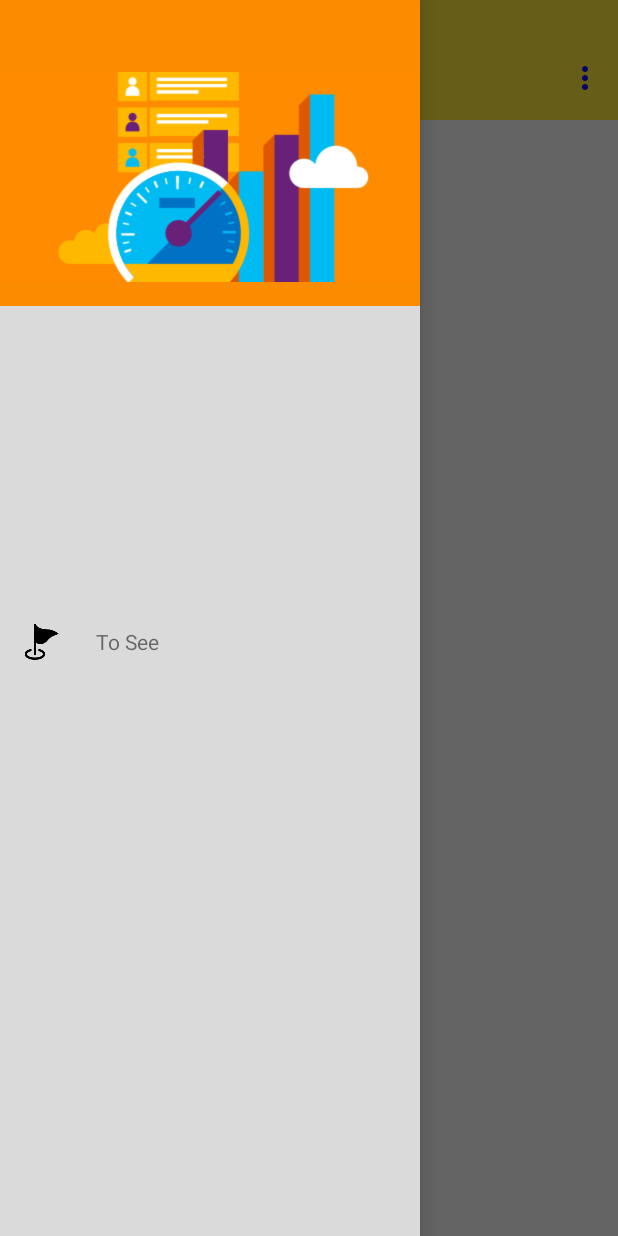
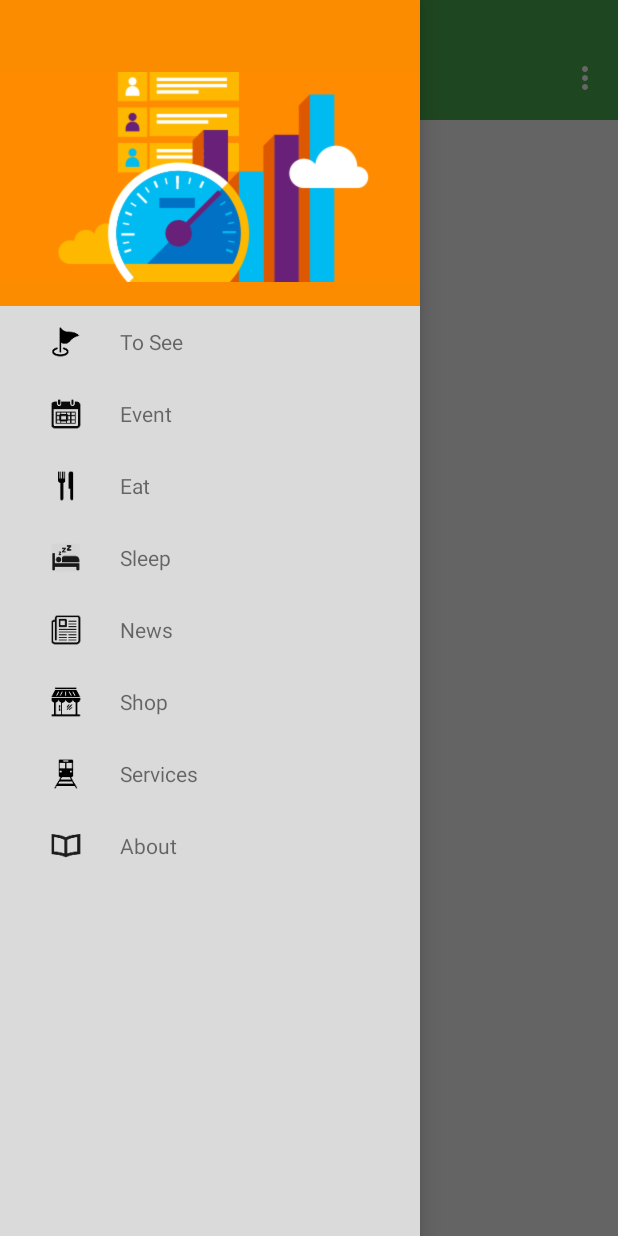
Before and after one commit to ZeroCool-IT/Pandora, an Android app: the screen it shows after launch (HomeActivity), on a phone screen of 412 x 824 dp. Run offline under Robolectric (Android 15) with nearby library versions, the light colour scheme and no system bars.

Commit message:
Improved v11 compatibility, work on material design guidelines. Started to develop listener for drawer RecyclerView

```diff
--- a/app/build.gradle
+++ b/app/build.gradle
@@ -8,8 +8,8 @@ android {
         applicationId "it.zerocool.pandora"
         minSdkVersion 14
         targetSdkVersion 21
-        versionCode 2
-        versionName "0.1a"
+        versionCode 4
+        versionName "0.12a"
     }
     buildTypes {
         release {
--- a/app/src/main/java/it/zerocool/pandora/DrawerAdapter.java
+++ b/app/src/main/java/it/zerocool/pandora/DrawerAdapter.java
@@ -7,6 +7,7 @@ import android.view.View;
 import android.view.ViewGroup;
 import android.widget.ImageView;
 import android.widget.TextView;
+import android.widget.Toast;
 
 import java.util.Collections;
 import java.util.List;
@@ -16,12 +17,14 @@ import java.util.List;
  */
 public class DrawerAdapter extends RecyclerView.Adapter<DrawerAdapter.DrawerViewHolder> {
 
+    private Context context;
     private LayoutInflater inflater;
     List<DrawerItem> drawerItems = Collections.emptyList();
 
 
     public DrawerAdapter(Context context, List<DrawerItem> data) {
         inflater = LayoutInflater.from(context);
+        this.context = context;
         this.drawerItems = data;
 
     }
@@ -45,7 +48,7 @@ public class DrawerAdapter extends RecyclerView.Adapter<DrawerAdapter.DrawerView
     }
 
 
-    class DrawerViewHolder extends RecyclerView.ViewHolder {
+    class DrawerViewHolder extends RecyclerView.ViewHolder implements View.OnClickListener {
 
         TextView title;
         ImageView icon;
@@ -54,7 +57,14 @@ public class DrawerAdapter extends RecyclerView.Adapter<DrawerAdapter.DrawerView
             super(itemView);
             title = (TextView) itemView.findViewById(R.id.listText);
             icon = (ImageView) itemView.findViewById(R.id.listIcon);
+            icon.setOnClickListener(this);
 
+
+        }
+
+        @Override
+        public void onClick(View v) {
+            Toast.makeText(context, "Item clicked at " + getPosition(), Toast.LENGTH_SHORT).show();
 
         }
     }
--- a/app/src/main/java/it/zerocool/pandora/NavigationDrawerFragment.java
+++ b/app/src/main/java/it/zerocool/pandora/NavigationDrawerFragment.java
@@ -2,9 +2,9 @@ package it.zerocool.pandora;
 
 import android.content.Context;
 import android.content.SharedPreferences;
+import android.os.Bundle;
 import android.support.annotation.Nullable;
 import android.support.v4.app.Fragment;
-import android.os.Bundle;
 import android.support.v4.widget.DrawerLayout;
 import android.support.v7.app.ActionBarDrawerToggle;
 import android.support.v7.widget.LinearLayoutManager;
@@ -26,6 +26,7 @@ public class NavigationDrawerFragment extends Fragment {
 
     public static final String PREF_FILE_NAME = "preference";
     public static final String KEY_USER_LEARNED_DRAWER = "user_learned_drawer";
+    private static String FRAG_SECTION_ID = "frag_section_id";
 
     private ActionBarDrawerToggle mDrawerToggle;
     private DrawerLayout mDrawerLayout;
@@ -59,7 +60,7 @@ public class NavigationDrawerFragment extends Fragment {
         adapter = new DrawerAdapter(getActivity(), getData(getActivity()));
         recyclerView.setAdapter(adapter);
         recyclerView.setLayoutManager(new LinearLayoutManager(getActivity()));
-
+//        recyclerView.setOnClickListener(this);
 
         return layout;
     }
@@ -137,5 +138,32 @@ public class NavigationDrawerFragment extends Fragment {
         return sharedPreferences.getString(preferenceName, preferenceValue);
     }
 
+    /**
+     * Called when a view has been clicked.
+     *
+     * @param v The view that was clicked.
+     */
+    /*@Override
+    public void onClick(View v) {
+        selectItem(recyclerView.getChildPosition(v));
+
+    }
+
+    private void selectItem(int position) {
+        ContentFragment f = new ContentFragment();
+        Bundle bundle = new Bundle();
+        bundle.putInt(FRAG_SECTION_ID, position);
+        f.setArguments(bundle);
+        FragmentManager fm = getFragmentManager();
+        fm.beginTransaction()
+                .replace(R.id.content_frame, f)
+                .commit();
+        recyclerView.getChildAt(position).setSelected(true);
+        getActivity().setTitle(getResources().getStringArray(R.array.drawer_list)[position]);
+        mDrawerLayout.closeDrawer(recyclerView);
+    }*/
+
+
+
 
 }
--- a/app/src/main/res/layout/activity_home.xml
+++ b/app/src/main/res/layout/activity_home.xml
@@ -7,6 +7,7 @@
     android:layout_height="match_parent">
 
     <RelativeLayout
+        android:id="@+id/content_frame"
         android:fitsSystemWindows="true"
         android:layout_height="match_parent"
         android:layout_width="match_parent"
--- a/app/src/main/res/layout/drawer_row.xml
+++ b/app/src/main/res/layout/drawer_row.xml
@@ -1,7 +1,7 @@
 <?xml version="1.0" encoding="utf-8"?>
-<LinearLayout xmlns:android="http://schemas.android.com/apk/res/android"
+<RelativeLayout xmlns:android="http://schemas.android.com/apk/res/android"
     android:layout_width="match_parent"
-    android:layout_height="match_parent"
+    android:layout_height="48dp"
     android:orientation="horizontal">
 
     <ImageView
@@ -10,13 +10,20 @@
         android:layout_width="wrap_content"
         android:layout_height="wrap_content"
         android:layout_gravity="center_vertical"
-        android:src="@drawable/ic_launcher"/>
+        android:layout_marginLeft="16dp"
+        android:layout_marginRight="16dp"
+        android:layout_centerVertical="true"
+        android:src="@drawable/ic_launcher" />
+
     <TextView
         android:id="@+id/listText"
+        android:layout_marginStart="72dp"
+        android:layout_marginLeft="72dp"
         android:layout_gravity="center_vertical"
         android:padding="8dp"
         android:layout_width="wrap_content"
         android:layout_height="wrap_content"
-        android:text="Dummy Text"/>
+        android:text="Dummy Text"
+        android:layout_centerVertical="true" />
 
-</LinearLayout>
+</RelativeLayout>
--- a/app/src/main/res/values-v21/styles.xml
+++ b/app/src/main/res/values-v21/styles.xml
@@ -1,9 +1,11 @@
 <?xml version="1.0" encoding="utf-8"?>
 <resources>
+
     <style name="AppTheme" parent="AppTheme.Base">
         <item name="android:colorPrimary">@color/primaryColor</item>
         <item name="android:colorPrimaryDark">@color/primaryColorDark</item>
         <item name="android:colorAccent">@color/accentColor</item>
-        <item name="android:windowTranslucentStatus">true</item>
+        <item name="android:statusBarColor">@color/primaryColorDark</item>
+        <item name="android:windowTranslucentStatus">false</item>
     </style>
 </resources>
--- a/app/src/main/res/values/colors.xml
+++ b/app/src/main/res/values/colors.xml
@@ -1,6 +1,6 @@
 <?xml version="1.0" encoding="utf-8"?>
 <resources>
-    <color name="primaryColor">#FFEB3B</color>
-    <color name="primaryColorDark">#FBC02D</color>
-    <color name="accentColor">#50514F</color>
+    <color name="primaryColor">#4CAF50</color>
+    <color name="primaryColorDark">#388E3C</color>
+    <color name="accentColor">#FF5252</color>
 </resources>
--- a/app/src/main/res/values/styles.xml
+++ b/app/src/main/res/values/styles.xml
@@ -1,8 +1,9 @@
 <resources>
 
     <!-- Base application theme. -->
-    <style name="AppTheme" parent="android:Theme.Holo.Light.DarkActionBar">
+    <style name="AppTheme" parent="AppTheme.Base">
         <!-- Customize your theme here. -->
+
     </style>
 
     <style name="AppTheme.Base" parent="Theme.AppCompat.Light.NoActionBar">
@@ -12,8 +13,7 @@
     </style>
 
     <style name="MyCustomToolBarTheme" parent="ThemeOverlay.AppCompat.Light">
-        <item name="android:textColorPrimary">#F00</item>
-        <item name="android:textColorSecondary">#00F</item>
+        <item name="android:textColorPrimary">#FFFFFF</item>
+        <item name="android:textColorSecondary">#FFFFFF</item>
     </style>
-
 </resources>
```
Also changed, not shown: app/src/main/AndroidManifest.xml (+3 -4 lines), app/src/main/java/it/zerocool/pandora/ContentFragment.java (added, +79 -0 lines), app/src/main/res/layout/fragment_content.xml (added, +14 -0 lines), app/src/main/res/drawable-xxxhdpi/ic_launcher.png (added).
